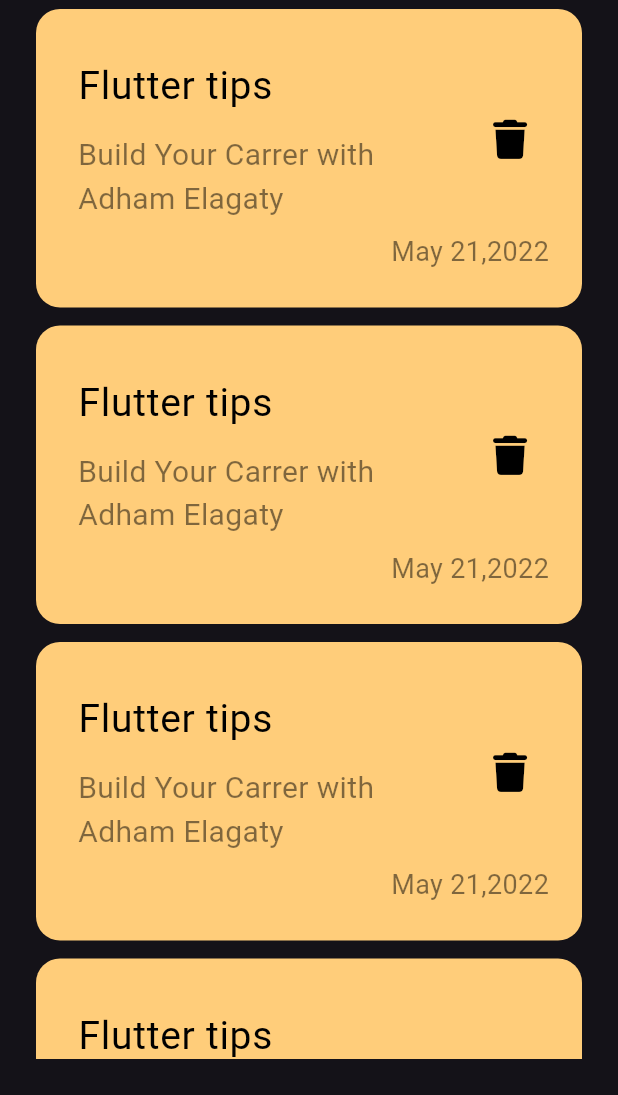
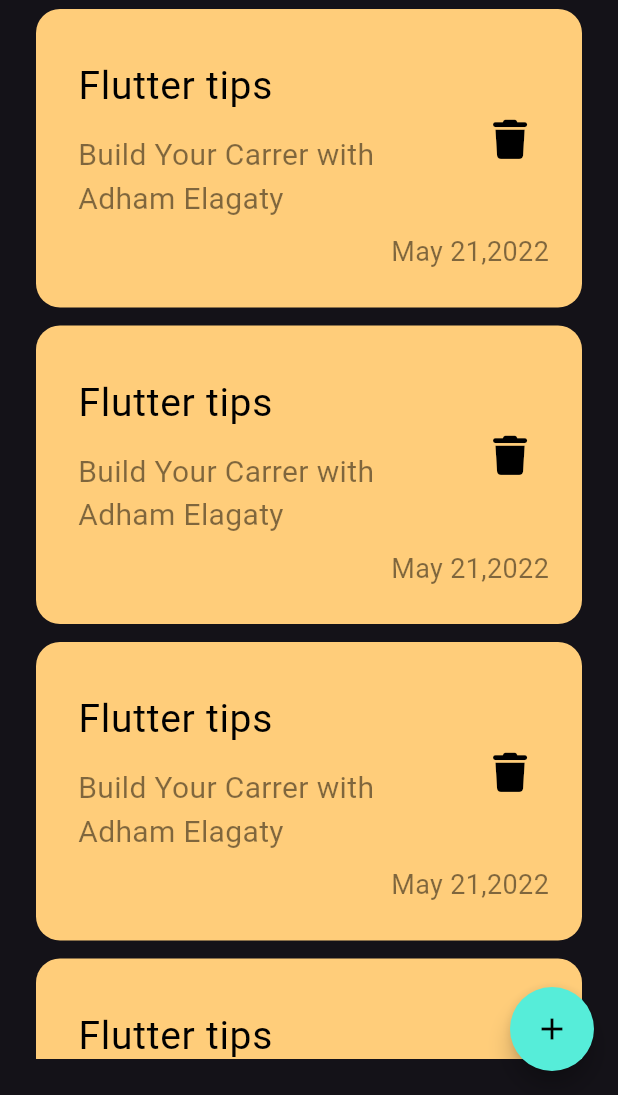
Before and after one commit to AdhamElagaty/Notes_App, a Flutter app: the screen it shows after launch, on a phone screen of 412 x 824 dp, the part 141-1236 px from its top. Run offline on Flutter 3.47's test engine with Material 3 defaults, Android fonts, the phone set to English and light mode, and no system bars; our stand-ins replace font_awesome_flutter.

Commit message:
add floating action button

```diff
--- a/lib/views/notes_view.dart
+++ b/lib/views/notes_view.dart
@@ -8,8 +8,17 @@ class NotesView extends StatelessWidget {
 
   @override
   Widget build(BuildContext context) {
-    return const Scaffold(
-      body: NotesViewBody(),
+    return Scaffold(
+      floatingActionButton: FloatingActionButton(
+        shape: const CircleBorder(),
+        backgroundColor: const Color(0xff56edd9),
+        onPressed: () {},
+        child: const Icon(
+          Icons.add,
+          color: Colors.black,
+        ),
+      ),
+      body: const NotesViewBody(),
     );
   }
 }
```
